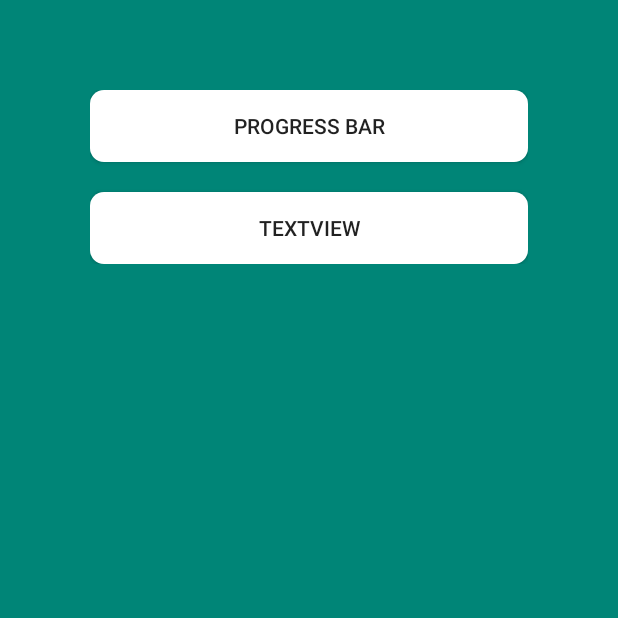
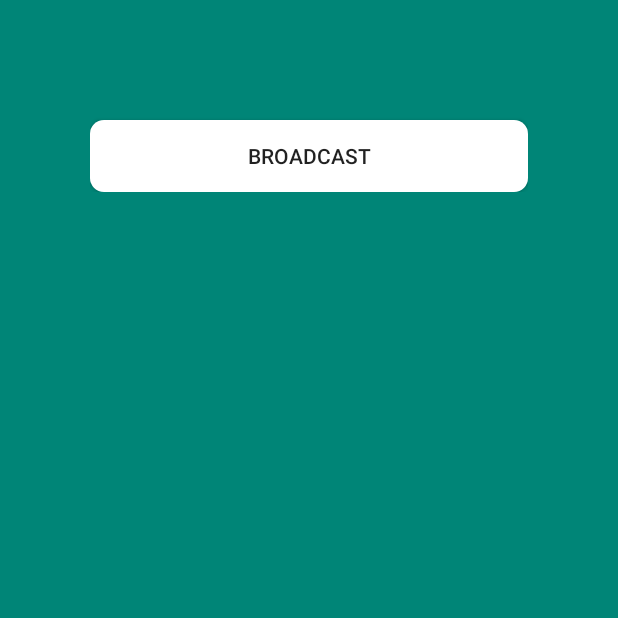
Before and after one commit to gogoing1/BaseApplication, an Android app: the screen it shows after launch (MainActivity), on a phone screen of 412 x 824 dp, the top half of it. Run offline under Robolectric (Android 15) with nearby library versions, the phone set to English and light mode, and no system bars.

Commit message:
进度条

```diff
--- a/app/build.gradle
+++ b/app/build.gradle
@@ -31,4 +31,6 @@ dependencies {
     implementation 'com.github.zhengken:LyricViewDemo:v1.2'
     // 毛玻璃
     implementation 'com.github.mmin18:realtimeblurview:1.2.1'
+
+//    implementation ("com.serenegiant:common:2.12.4")
 }
--- a/app/src/main/res/layout/activity_main.xml
+++ b/app/src/main/res/layout/activity_main.xml
@@ -33,7 +33,7 @@
                 android:layout_height="wrap_content"
                 android:background="@drawable/shape_default_btn_style"
                 android:text="progress bar"
-                android:visibility="visible" />
+                android:visibility="gone" />
 
             <Button
                 android:id="@+id/btn_lyric"
@@ -51,7 +51,7 @@
                 android:layout_marginTop="20dp"
                 android:background="@drawable/shape_default_btn_style"
                 android:text="broadcast"
-                android:visibility="gone" />
+                android:visibility="visible" />
 
             <Button
                 android:id="@+id/btn_text"
@@ -60,7 +60,7 @@
                 android:layout_marginTop="20dp"
                 android:background="@drawable/shape_default_btn_style"
                 android:text="textView"
-                android:visibility="visible" />
+                android:visibility="gone" />
         </LinearLayout>
     </ScrollView>
 
```
Also changed, not shown: app/src/main/res/layout/activity_broadcast.xml (+8 -1 lines).
